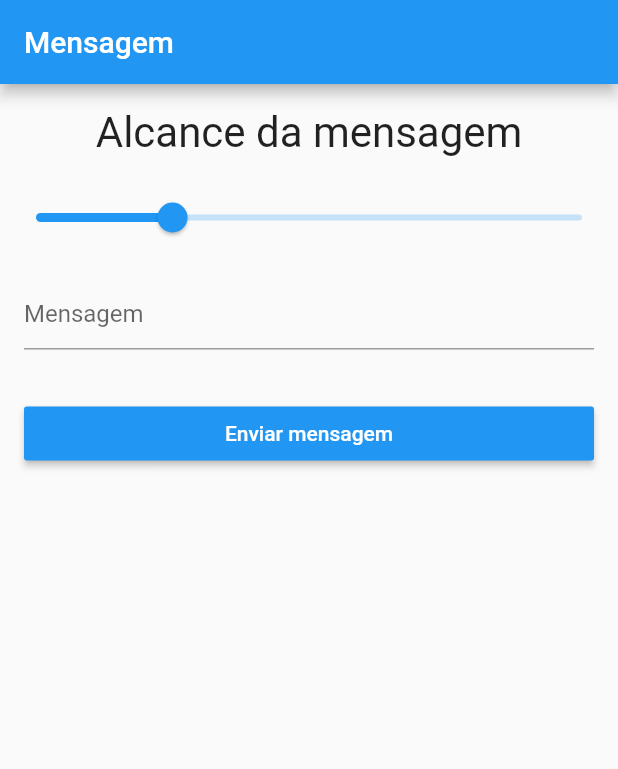
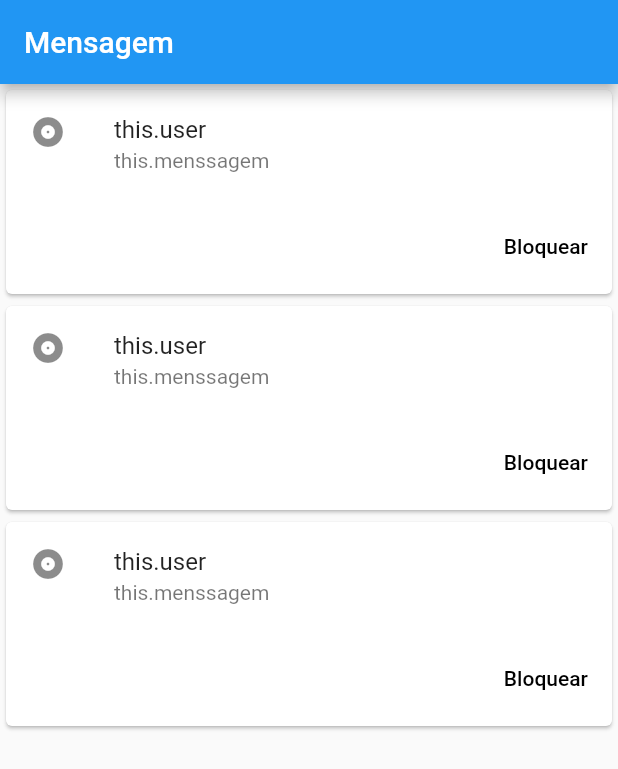
Before and after one commit to gustavodev91/appScream, a Flutter app: the screen it shows after launch, on a phone screen of 412 x 824 dp. Shown: the top 769 px of the screen. Run offline on Flutter 3.47's test engine with Material 2 defaults, Android fonts, the phone set to English and light mode, and no system bars.

Commit message:
cardMenssagem

```diff
--- /dev/null
+++ b/lib/cardMessage.dart
@@ -0,0 +1,40 @@
+import 'package:flutter/material.dart';
+
+class CardMenssagem extends StatelessWidget {
+
+  final String user;
+  final String menssagem;
+
+  CardMenssagem({
+    @required this.user,
+    @required this.menssagem
+    });
+
+  @override
+  Widget build(BuildContext context) {
+
+    return Center(
+      child: Card(
+        child: Column(
+          mainAxisSize: MainAxisSize.min,
+          children: <Widget>[
+            const ListTile(
+              leading: Icon(Icons.album),
+              title: Text("this.user"),
+              subtitle: Text("this.menssagem"),
+            ),
+
+            ButtonBar(
+              children: <Widget>[
+                FlatButton(
+                  child: const Text('Bloquear'),
+                  onPressed: () { /* ... */ },
+                ),
+              ],
+            ),
+          ],
+        ),
+      ),
+    );
+  }
+}
--- a/lib/listaMensagens.dart
+++ b/lib/listaMensagens.dart
@@ -1,41 +1,31 @@
 import 'package:flutter/material.dart';
+import 'cardMessage.dart';
 
-class Resultado extends StatelessWidget {
-  final int pontuacao;
-  final Function reiniciarQuestionario;
+class ListaMensagens extends StatelessWidget {
 
-  Resultado(this.pontuacao, this.reiniciarQuestionario);
+  final List<Map<String,String>> _listaMensagens;
 
-  String get fraseResultado {
-    if(pontuacao < 4){
-      return 'Parabéns';
-    }else if(pontuacao < 9){
-      return 'Quase lá';
-    }else {
-      return 'Tente de novo!!';
-    }
-  }
 
-  @override
+  ListaMensagens(this._listaMensagens);
+
+   @override
   Widget build(BuildContext context) {
-    return
-    Column(
-      mainAxisAlignment: MainAxisAlignment.center,
-      children: <Widget>[
-        Center(
-          child: Text(
-            fraseResultado,
-            style: TextStyle(fontSize: 28),
-          )
-        ),
-        FlatButton(
-          child: Text(
-            'Reiniciar',
-            style: TextStyle(fontSize: 18)),
-          textColor: Colors.blue,
-          onPressed: reiniciarQuestionario
-          )
-      ],
-    );
+
+    return  Column(
+        children: <Widget>[
+          ..._listaMensagens.map((menssagem) {
+            return CardMenssagem(user : menssagem['user'], menssagem: menssagem['texto']);
+          })
+        ]);
+
+
+    // Column(
+    //       children: <Widget>[
+    //         Questao(perguntas[perguntaSelecionada]['texto']),
+    //         ...respostas.map((resp) {
+    //           return Resposta(resp['texto'], () => responder(resp['pontuacao']));
+    //         }).toList()
+    //       ],
+    //     );
   }
 }
--- a/lib/main.dart
+++ b/lib/main.dart
@@ -1,6 +1,7 @@
 import 'package:flutter/material.dart';
 import './formulario.dart';
 import './resultado.dart';
+import 'listaMensagens.dart';
 void main() {
     runApp(PerguntaApp());
 }
@@ -10,35 +11,19 @@ class _PerguntaAppState extends State<PerguntaApp> {
   var _texto = '';
   double _alcance = 2.0;
 
-
-  final List<Map<String,Object>> _perguntas = [
+  var a =  [
       {
-        'texto' : 'Alcance',
-        'respostas' :
-        [
-          {'texto': 'verde', 'pontuacao':1},
-          {'texto': 'azul', 'pontuacao':2},
-          {'texto': 'amarelo', 'pontuacao':3},
-          {'texto': 'preto', 'pontuacao':4},
-          {'texto': 'branco', 'pontuacao':5}
-        ]
+        'user' : 'usuario 1',
+        'menssagem' : 'texto'
       },
       {
-        'texto' : 'Qual o seu animal favorito?',
-        'respostas' : [
-          {'texto': 'cachorro', 'pontuacao':1},
-          {'texto':'gato' , 'pontuacao':2},
-          {'texto': 'coelho' , 'pontuacao':3}
-        ]
+        'user' : 'usuario 2',
+        'menssagem' : 'texto'
       },
       {
-        'texto' : 'Qual o seu instrutor favorito',
-        'respostas' : [
-          {'texto':'maria', 'pontuacao':1},
-          {'texto':'joao', 'pontuacao':2} ,
-          {'texto':'leo', 'pontuacao': 3}
-        ]
-      }
+        'user' : 'usuario 3',
+        'menssagem' : 'texto'
+      },
     ];
 
   void _enviarForm(String texto, double valor){
@@ -68,7 +53,7 @@ class _PerguntaAppState extends State<PerguntaApp> {
   }
 
   bool get carregando{
-    return false;
+    return true;
   }
 
   @override
@@ -88,7 +73,7 @@ class _PerguntaAppState extends State<PerguntaApp> {
           alteraAlcance : _alteraAlcance,
           atualizaText : _atualizaText
           )
-        : null
+        :  ListaMensagens(a),
       )
     );
   }
```
Also changed, not shown: lib/menssagemState.dart (added).
